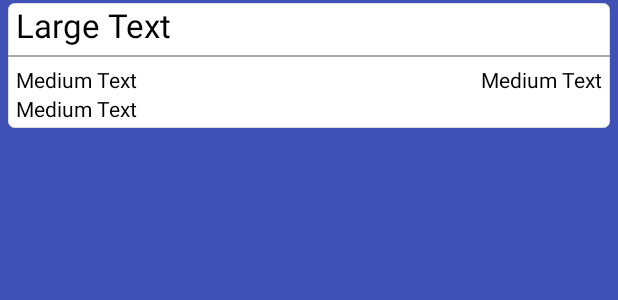
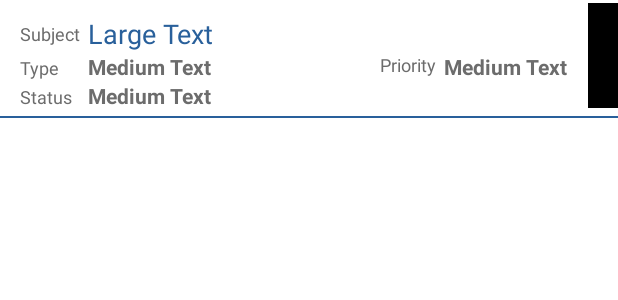
Before and after one commit to tharkana/ticketing-system, an Android app: the layout ticket_list_view.xml on its own in the app's theme, with its tools: preview values and no code run, on a phone screen of 412 x 824 dp. Shown: the top 300 px of the screen. Run offline under Robolectric (Android 15) with nearby library versions, the phone set to English and light mode, and no system bars; network calls fail.

Commit message:
Revamp the UI

```diff
--- a/app/src/main/java/com/duosoft/duosoftticketingsystem/login/Login.java
+++ b/app/src/main/java/com/duosoft/duosoftticketingsystem/login/Login.java
@@ -62,8 +62,8 @@ public class Login extends AppCompatActivity implements Validator.ValidationList
         ButterKnife.bind(this);
 
         //TODO: Remove this For testing purposes
-//        _emailText.setText("kasun.g@duosoftware.com");
-//        _passwordText.setText("ADTest123!");
+        _emailText.setText("kasun.g@duosoftware.com");
+        _passwordText.setText("ADTest123!");
 
         sessionManager = new SessionManager(getApplicationContext());
         validator = new Validator(this);
--- a/app/src/main/res/layout/ticket_list_view.xml
+++ b/app/src/main/res/layout/ticket_list_view.xml
@@ -2,66 +2,128 @@
 <RelativeLayout xmlns:android="http://schemas.android.com/apk/res/android"
     android:layout_width="match_parent"
     android:layout_height="wrap_content"
-    android:orientation="vertical"
-    android:layout_marginLeft="5dp"
-    android:layout_marginRight="5dp"
+
+    android:background="@color/white"
+    android:orientation="vertical">
+
+    <!--<View-->
+        <!--android:id="@+id/priorityStrip"-->
+        <!--android:layout_width="40dp"-->
+        <!--android:layout_height="match_parent"-->
+        <!--android:layout_alignParentRight="true"-->
+        <!--android:background="@android:color/black" />-->
+    <!--<android.support.v7.widget.AppCompatButton-->
+        <!--android:id="@+id/priorityStrip"-->
+        <!--android:layout_width="40dp"-->
+        <!--android:layout_height="match_parent"-->
+        <!--android:layout_alignParentRight="true"-->
+        <!--android:background="@android:color/black"-->
+    <!--/>-->
+
+    <ImageView
+        android:id="@+id/priorityStrip"
+        android:layout_width="20dp"
+        android:layout_height="70dp"
+        android:layout_alignParentRight="true"
         android:layout_marginTop="2dp"
-    android:background="@drawable/card_view" >
+        android:background="@android:color/black" />
 
-    <TextView
+
+<android.support.v7.widget.AppCompatTextView
+    android:id="@+id/staticTextViewSubject"
+    style="@style/TextView.Grey"
     android:layout_width="wrap_content"
     android:layout_height="wrap_content"
-        android:textAppearance="?android:attr/textAppearanceLarge"
-        android:text="Large Text"
-        android:textColor="@color/listTextColor"
+    android:text="Subject"
+    android:layout_marginTop="14dp"
+    android:layout_alignParentLeft="true"
+    android:layout_marginLeft="13dp"
+    android:layout_alignParentStart="true" />
+
+<android.support.v7.widget.AppCompatTextView
     android:id="@+id/textViewSubject"
+    style="@style/TextView.Blue"
+    android:layout_width="wrap_content"
+    android:layout_height="wrap_content"
+    android:layout_alignParentTop="true"
     android:layout_marginLeft="5dp"
-        android:layout_marginRight="5dp"
-        android:layout_alignParentTop="true"
-        android:layout_alignParentLeft="true"
-        android:layout_alignParentStart="true"
-        android:layout_alignParentRight="true"
-        android:layout_alignParentEnd="true" />
+    android:layout_marginTop="10dp"
+    android:layout_toEndOf="@id/staticTextViewSubject"
+    android:layout_toRightOf="@id/staticTextViewSubject"
+    android:text="Large Text" />
+
+<android.support.v7.widget.AppCompatTextView
+    android:id="@+id/staticTextViewType"
+    style="@style/TextView.Grey"
+    android:layout_width="wrap_content"
+    android:layout_height="wrap_content"
+    android:layout_below="@id/textViewSubject"
+    android:layout_marginLeft="13dp"
+    android:layout_marginTop="2dp"
+    android:text="Type" />
+
+<android.support.v7.widget.AppCompatTextView
+    android:id="@+id/textViewType"
+    style="@style/TextView.Grey.Large"
+    android:layout_width="wrap_content"
+    android:layout_height="wrap_content"
+    android:layout_alignLeft="@id/textViewSubject"
+    android:layout_below="@id/textViewSubject"
+    android:layout_toEndOf="@id/staticTextViewSubject"
+    android:layout_toRightOf="@id/staticTextViewSubject"
+    android:text="Medium Text" />
+
+<android.support.v7.widget.AppCompatTextView
+    android:id="@+id/staticTextViewStatus"
+    style="@style/TextView.Grey"
+    android:layout_width="wrap_content"
+    android:layout_height="wrap_content"
+    android:layout_below="@id/textViewType"
+    android:layout_marginLeft="13dp"
+    android:layout_marginTop="2dp"
+    android:text="Status" />
+
+<android.support.v7.widget.AppCompatTextView
+    android:id="@+id/textViewStatus"
+    android:layout_width="wrap_content"
+    android:layout_height="wrap_content"
+    style="@style/TextView.Grey.Large"
+    android:layout_below="@+id/textViewType"
+    android:layout_toRightOf="@id/staticTextViewStatus"
+    android:layout_alignLeft="@id/textViewType"
+    android:text="Medium Text"
+    android:layout_marginBottom="8dp"/>
+
+<android.support.v7.widget.AppCompatTextView
+    android:id="@+id/staticTextViewPriority"
+    style="@style/TextView.Grey"
+    android:layout_width="wrap_content"
+    android:layout_height="wrap_content"
+    android:text="Priority"
+    android:layout_below="@id/textViewSubject"
+    android:layout_toLeftOf="@+id/textViewPriority"
+    android:layout_toStartOf="@+id/textViewPriority"
+    android:layout_marginRight="5dp"/>
+
+<android.support.v7.widget.AppCompatTextView
+    android:id="@+id/textViewPriority"
+    android:layout_width="wrap_content"
+    android:layout_height="wrap_content"
+    style="@style/TextView.Grey.Large"
+    android:layout_below="@id/textViewSubject"
+    android:text="Medium Text"
+    android:layout_marginRight="13dp"
+    android:layout_toLeftOf="@id/priorityStrip"/>
+
 <View
+    android:id="@+id/sep"
     android:layout_width="match_parent"
     android:layout_height="1dp"
-        android:id="@+id/seperator"
-        android:layout_marginBottom="5dp"
     android:layout_marginTop="5dp"
-        android:background="@android:color/darker_gray"
-        android:layout_below="@id/textViewSubject"/>
+    android:layout_below="@id/priorityStrip"
+    android:background="@color/listTextColorBlue"
+    />
 
-    <TextView
-        android:layout_width="wrap_content"
-        android:layout_height="wrap_content"
-        android:text="Medium Text"
-        android:textColor="@color/listTextColor"
-        android:id="@+id/textViewType"
-        android:layout_marginLeft="5dp"
-        android:layout_below="@+id/seperator"
-        android:layout_alignParentLeft="true"
-        android:layout_alignParentStart="true" />
 
-    <TextView
-        android:layout_width="wrap_content"
-        android:layout_height="wrap_content"
-        android:text="Medium Text"
-        android:layout_marginRight="5dp"
-        android:textColor="@color/listTextColor"
-        android:id="@+id/textViewPriority"
-        android:layout_below="@+id/seperator"
-        android:layout_alignParentRight="true"
-        android:layout_alignParentEnd="true" />
 
-    <TextView
-        android:layout_width="wrap_content"
-        android:layout_height="wrap_content"
-        android:text="Medium Text"
-        android:layout_marginLeft="5dp"
-        android:textColor="@color/listTextColor"
-        android:id="@+id/textViewStatus"
-        android:layout_below="@+id/textViewType"
-        android:layout_alignParentLeft="true"
-        android:layout_alignParentStart="true"
-        android:layout_marginBottom="3dp"/>
 </RelativeLayout>
--- a/app/src/main/res/values/colors.xml
+++ b/app/src/main/res/values/colors.xml
@@ -15,5 +15,14 @@
     <color name="base">#AAAAAA</color>
     <color name="iron">#CCCCCC</color>
     <color name="white">#FFFFFF</color>
-    <color name="listTextColor">@color/black</color>
+
+    <color name="listTextColorGrey">#6c6c6c</color>
+    <color name="listTextColorBlue">#29609b</color>
+    <color name="pink">#c64188</color>
+
+    <color name="priorityUrgent">#ae3535</color>
+    <color name="priorityHigh">#b15c33</color>
+    <color name="priorityNormal">#1e5e3e</color>
+
+
 </resources>
--- a/app/src/main/res/values/styles.xml
+++ b/app/src/main/res/values/styles.xml
@@ -12,7 +12,7 @@
         <item name="colorPrimaryDark">@color/colorPrimaryDark</item>
         <item name="colorAccent">@color/colorAccent</item>
 
-        <item name="android:windowBackground">@color/colorPrimary</item>
+        <item name="android:windowBackground">@color/white</item>
         <!--<item name="android:textColorPrimary">@color/primary_text</item>-->
         <!--<item name="android:textColorSecondary">@color/secondary_text</item>-->
         <!--<item name="android:alertDialogTheme">@style/AlertDialog.AppCompat.Light</item>-->
@@ -26,4 +26,37 @@
 
     <style name="ToolBarTheme" parent="ThemeOverlay.AppCompat.Dark"></style>
 
+    <style name="TextView.Grey" parent="@android:style/TextAppearance.Widget.TextView">
+        <item name="android:textColor">#6c6c6c</item>
+        <item name="android:textSize">12sp</item>
+    </style>
+
+    <style name="TextView.Grey.Large" parent="TextView.Grey">
+        <item name="android:textSize">14sp</item>
+
+        <item name="android:textStyle">bold</item>
+    </style>
+
+    <style name="TextView.Blue" parent="@android:style/TextAppearance.Widget.TextView">
+        <item name="android:textColor">@color/listTextColorBlue</item>
+        <item name="android:textSize">18sp</item>
+
+    </style>
+
+    <style name="EditText" >
+        <item name="backgroundTint">@color/pink</item>
+        <item name="android:textColor">@color/listTextColorBlue</item>
+    </style>
+
+    <style name="BlueTextApperance" parent="TextAppearance.AppCompat">
+        <item name="android:textColor">@color/listTextColorBlue</item>
+
+    </style>
+
+
+    <style name="GreyTextApperance" parent="TextAppearance.AppCompat">
+        <item name="android:textColor">@color/listTextColorGrey</item>
+        <item name="android:textAppearance">?android:attr/textAppearanceLarge</item>
+    </style>
+
 </resources>
```
Also changed, not shown: app/src/main/java/com/duosoft/duosoftticketingsystem/adaptors/TicketListAdaptor.java (+50 -15 lines), app/src/main/res/layout/activity_login.xml (+45 -21 lines), app/src/main/res/values-v21/styles.xml (added, +10 -0 lines), app/src/main/res/drawable/material_fhd.png (added). Lines whose indentation alone changed are shown as unchanged.
